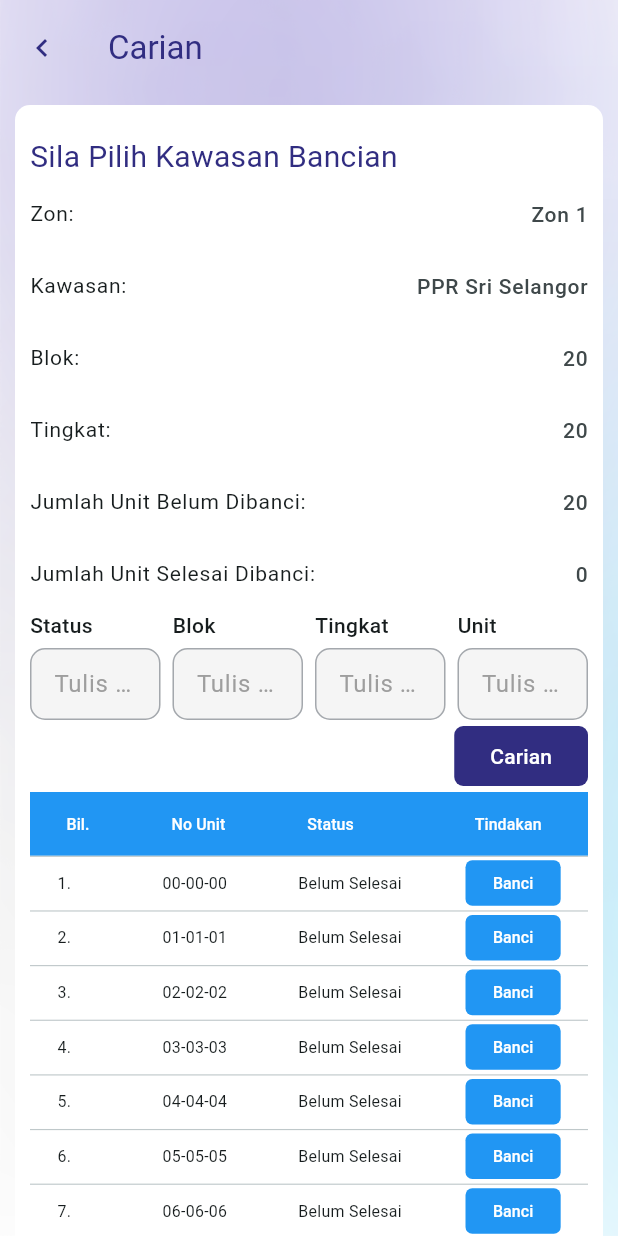
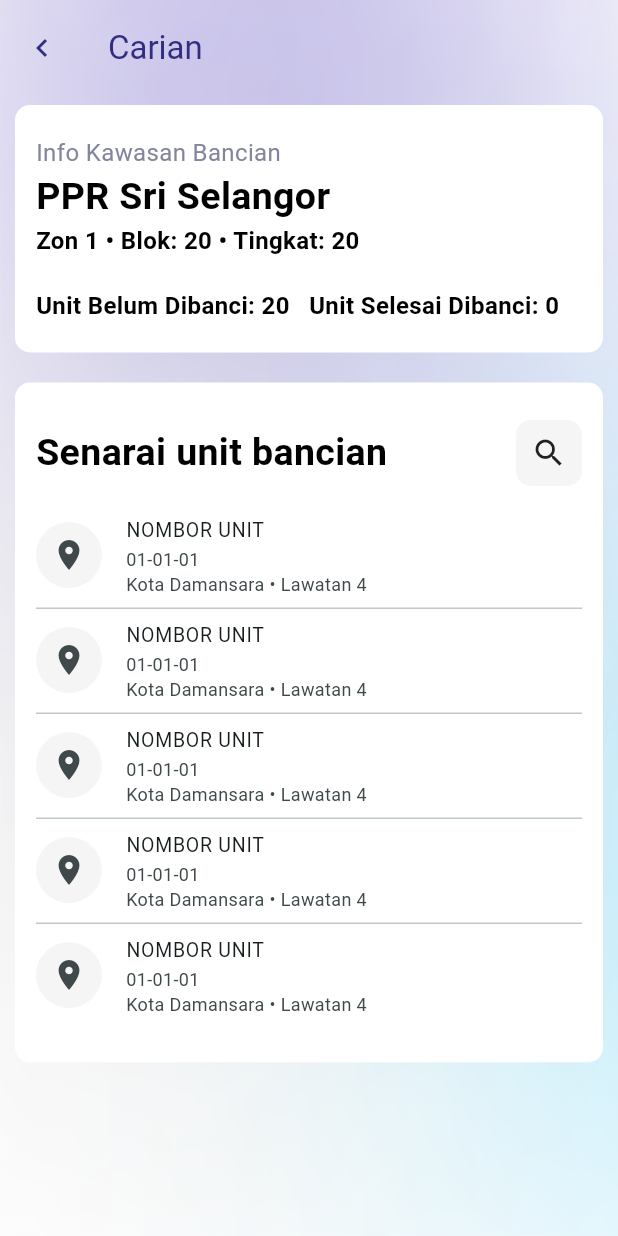
Before and after one commit to VistaKencana/ERUMAH_CENSUS, a Flutter app: the ActivitySearchScreen screen opened directly, on a phone screen of 412 x 824 dp. Run offline on Flutter 3.47's test engine with Material 3 defaults, Android fonts, the phone set to English and light mode, and no system bars; our stand-ins replace flutter_easyloading, page_transition; Roboto replaces fonts that are missing (Poppins).

Commit message:
add new listtile

```diff
--- a/lib/config/constants/app_images.dart
+++ b/lib/config/constants/app_images.dart
@@ -1,8 +1,8 @@
 enum AppImages {
-  dbklLogo(path: "images/dbkl_logo.png"),
-  icId(path: "images/icon_id.png"),
-  icLock(path: "images/icon_lock.png"),
-  icLogMasuk(path: "images/log_masuk.png"),
+  dbklLogo(path: "assets/images/dbkl_logo.png"),
+  icId(path: "assets/images/icon_id.png"),
+  icLock(path: "assets/images/icon_lock.png"),
+  icLogMasuk(path: "assets/images/log_masuk.png"),
   bg(path: "assets/images/background.png"),
   ;
 
--- a/lib/screens/activity/activity_search_screen.dart
+++ b/lib/screens/activity/activity_search_screen.dart
@@ -1,12 +1,9 @@
 import 'package:eperumahan_bancian/components/bg_image.dart';
 import 'package:eperumahan_bancian/components/custom_appbar.dart';
-import 'package:eperumahan_bancian/components/custom_textfield.dart';
 import 'package:eperumahan_bancian/config/constants/app_colors.dart';
-import 'package:eperumahan_bancian/screens/bancian-forms/bancian_main_screen.dart';
 import 'package:flutter/material.dart';
 import 'package:page_transition/page_transition.dart';
-
-import '../../components/custom_data_table.dart';
+import '../bancian-forms/bancian_main_screen.dart';
 import 'model/bancian_info.dart';
 
 class ActivitySearchScreen extends StatefulWidget {
@@ -34,57 +31,128 @@ class _ActivitySearchScreenState extends State<ActivitySearchScreen> {
         children: [
           Container(
             margin: const EdgeInsets.all(10),
-            padding: const EdgeInsets.symmetric(vertical: 20, horizontal: 10),
+            padding: const EdgeInsets.symmetric(vertical: 20, horizontal: 14),
             decoration: BoxDecoration(
                 color: Colors.white, borderRadius: BorderRadius.circular(10)),
             child: Column(
               crossAxisAlignment: CrossAxisAlignment.start,
               children: [
                 Text(
-                  "Sila Pilih Kawasan Bancian",
-                  style:
-                      TextStyle(fontSize: 20, color: AppColors.primary.color),
+                  "Info Kawasan Bancian",
+                  style: appTextStyle(
+                      fontWeight: FontWeight.w400,
+                      color: AppColors.dimmedPurple.color),
                 ),
-                ...List.generate(
-                    info.length,
-                    (index) => _infoTile(
-                        title: info[index].title, val: info[index].value)),
+                Text(
+                  info[1].value,
+                  style: appTextStyle(fontWeight: FontWeight.bold, size: 25),
+                ),
+                Text(
+                  "${info[0].value} • ${info[2].title} ${info[2].value} • ${info[3].title} ${info[3].value}",
+                  style: appTextStyle(fontWeight: FontWeight.bold),
+                ),
+                const SizedBox(height: 20),
                 Row(
-                  mainAxisAlignment: MainAxisAlignment.spaceBetween,
-                  children: List.generate(
-                      carianFilter.length,
-                      (index) => SizedBox(
-                            width: (size.width / carianFilter.length) - 16,
-                            child: CustomTextField(
-                              title: carianFilter[index],
-                              hintText: "Tulis ${carianFilter[index]}",
-                            ),
-                          )),
+                  crossAxisAlignment: CrossAxisAlignment.start,
+                  children: [
+                    Expanded(
+                        child: Text(
+                      "${info[4].title} ${info[4].value}",
+                      style: appTextStyle(fontWeight: FontWeight.bold),
+                    )),
+                    Expanded(
+                        child: Text(
+                      "${info[5].title} ${info[5].value}",
+                      style: appTextStyle(fontWeight: FontWeight.bold),
+                    )),
+                  ],
+                )
+              ],
+            ),
+          ),
+          Container(
+            height: size.height * 0.55,
+            margin: const EdgeInsets.all(10),
+            padding: const EdgeInsets.symmetric(vertical: 25, horizontal: 14),
+            decoration: BoxDecoration(
+                color: Colors.white, borderRadius: BorderRadius.circular(10)),
+            child: Column(
+              crossAxisAlignment: CrossAxisAlignment.start,
+              children: [
+                Row(
+                  children: [
+                    Expanded(
+                      child: Text(
+                        "Senarai unit bancian",
+                        style:
+                            appTextStyle(fontWeight: FontWeight.bold, size: 25),
+                      ),
+                    ),
+                    GestureDetector(
+                      onTap: () {},
+                      child: Container(
+                        decoration: BoxDecoration(
+                            color: AppColors.lightGrey.color,
+                            borderRadius: BorderRadius.circular(10)),
+                        padding: const EdgeInsets.all(10),
+                        child: const Icon(Icons.search),
+                      ),
+                    )
+                  ],
                 ),
-                Align(
-                  alignment: Alignment.centerRight,
-                  child: ElevatedButton(
-                    onPressed: () {},
-                    child: const Text("Carian"),
+                const SizedBox(height: 12),
+                Expanded(
+                    child: Scrollbar(
+                  child: ListView.separated(
+                    itemCount: 10,
+                    itemBuilder: (context, index) => _newInfoTile(),
+                    separatorBuilder: (context, index) =>
+                        const Divider(height: 0),
+                    // children: List.generate(
+                    //     10,
+                    //     (index) => ),
                   ),
-                ),
-                SizedBox(
-                  width: double.infinity,
-                  child: FittedBox(
-                    child: DataTableWidget(
-                      columns: const ["Bil.", "No Unit", "Status", "Tindakan"],
-                      rowLength: 7,
-                      rowGenerator: (index) {
-                        return DataTableWidget.dataRow(
-                          bil: "${index + 1}.",
-                          unit: "0$index-0$index-0$index",
-                          bilstatus: "Belum Selesai",
-                          onPressed: () => _go(const BancianMainScreen()),
-                        );
-                      },
-                    ),
-                  ),
-                )
+                )),
+                // ...List.generate(
+                //     info.length,
+                //     (index) => _infoTile(
+                //         title: info[index].title, val: info[index].value)),
+                // Row(
+                //   mainAxisAlignment: MainAxisAlignment.spaceBetween,
+                //   children: List.generate(
+                //       carianFilter.length,
+                //       (index) => SizedBox(
+                //             width: (size.width / carianFilter.length) - 16,
+                //             child: CustomTextField(
+                //               title: carianFilter[index],
+                //               hintText: "Tulis ${carianFilter[index]}",
+                //             ),
+                //           )),
+                // ),
+                // Align(
+                //   alignment: Alignment.centerRight,
+                //   child: ElevatedButton(
+                //     onPressed: () {},
+                //     child: const Text("Carian"),
+                //   ),
+                // ),
+                // SizedBox(
+                //   width: double.infinity,
+                //   child: FittedBox(
+                //     child: DataTableWidget(
+                //       columns: const ["Bil.", "No Unit", "Status", "Tindakan"],
+                //       rowLength: 7,
+                //       rowGenerator: (index) {
+                //         return DataTableWidget.dataRow(
+                //           bil: "${index + 1}.",
+                //           unit: "0$index-0$index-0$index",
+                //           bilstatus: "Belum Selesai",
+                //           onPressed: () => _go(const BancianMainScreen()),
+                //         );
+                //       },
+                //     ),
+                //   ),
+                // )
               ],
             ),
           )
@@ -93,17 +161,44 @@ class _ActivitySearchScreenState extends State<ActivitySearchScreen> {
     ));
   }
 
-  _infoTile({required String title, required String val}) {
+  // _infoTile({required String title, required String val}) {
+  //   return ListTile(
+  //     contentPadding: EdgeInsets.zero,
+  //     dense: true,
+  //     title: Text(
+  //       title,
+  //       style: const TextStyle(fontSize: 14),
+  //     ),
+  //     trailing: Text(
+  //       val,
+  //       style: const TextStyle(fontSize: 14),
+  //     ),
+  //   );
+  // }
+
+  _newInfoTile() {
     return ListTile(
+      onTap: () => _go(const BancianMainScreen()),
+      minLeadingWidth: 0,
+      leading: Container(
+        decoration: BoxDecoration(
+          color: AppColors.lightGrey.color,
+          shape: BoxShape.circle,
+        ),
+        padding: const EdgeInsets.all(10),
+        margin: const EdgeInsets.only(top: 4),
+        child: const Icon(Icons.location_on),
+      ),
       contentPadding: EdgeInsets.zero,
+      isThreeLine: true,
       dense: true,
-      title: Text(
-        title,
-        style: const TextStyle(fontSize: 14),
-      ),
-      trailing: Text(
-        val,
-        style: const TextStyle(fontSize: 14),
+      title: const Text("NOMBOR UNIT"),
+      subtitle: const Column(
+        crossAxisAlignment: CrossAxisAlignment.start,
+        children: [
+          Text("01-01-01"),
+          Text("Kota Damansara • Lawatan 4"),
+        ],
       ),
     );
   }
--- a/lib/screens/activity/model/bancian_info.dart
+++ b/lib/screens/activity/model/bancian_info.dart
@@ -10,8 +10,8 @@ class BancianInfo {
       BancianInfo(title: "Kawasan:", value: "PPR Sri Selangor"),
       BancianInfo(title: "Blok:", value: "20"),
       BancianInfo(title: "Tingkat:", value: "20"),
-      BancianInfo(title: "Jumlah Unit Belum Dibanci:", value: "20"),
-      BancianInfo(title: "Jumlah Unit Selesai Dibanci:", value: "0"),
+      BancianInfo(title: "Unit Belum Dibanci:", value: "20"),
+      BancianInfo(title: "Unit Selesai Dibanci:", value: "0"),
     ];
   }
 }
```
